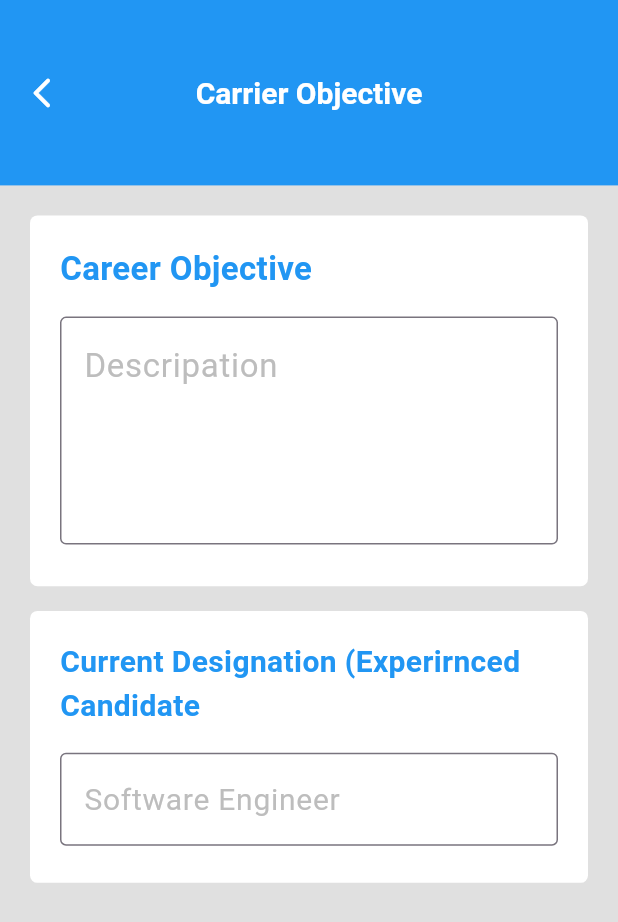
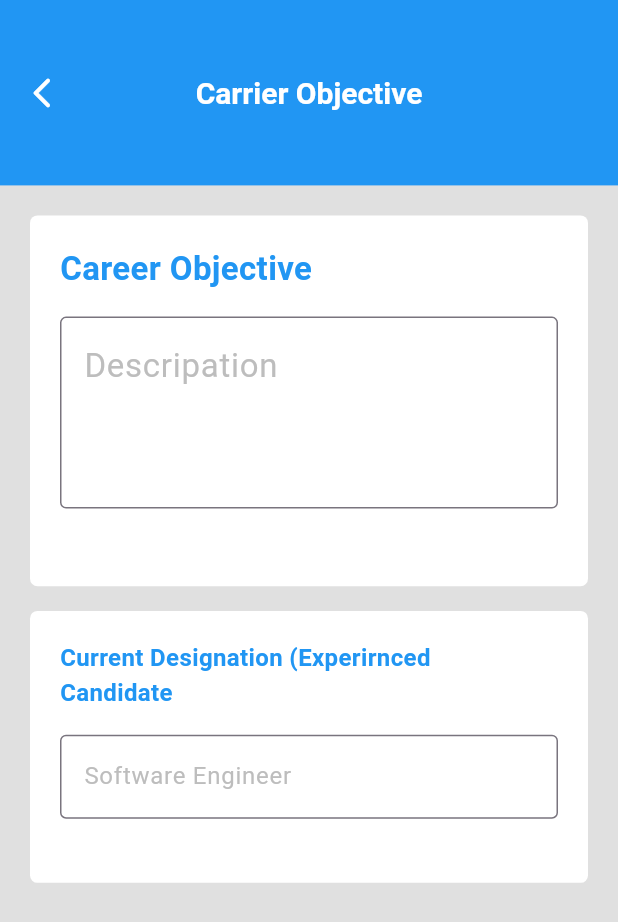
Before and after one commit to Vedpatel28/flutter_resume_builder_app, a Flutter app: the carrier_objective_page screen opened by its route, on a phone screen of 412 x 824 dp. Shown: the top 922 px of the screen. Run offline on Flutter 3.47's test engine with Material 2 defaults, Android fonts, the phone set to English and light mode, and no system bars.

Commit message:
vp | 16-04-23 | 14:19 | # resume builder app crate DAY-5

```diff
--- a/lib/views/screen/achievements_page.dart
+++ b/lib/views/screen/achievements_page.dart
@@ -43,6 +43,7 @@ class _achievements_pageState extends State<achievements_page> {
           ),
           child: Padding(
             padding: const EdgeInsets.all(20),
+            child: SingleChildScrollView(
               child: Column(
                 crossAxisAlignment: CrossAxisAlignment.center,
                 // mainAxisAlignment: MainAxisAlignment.center,
@@ -80,7 +81,7 @@ class _achievements_pageState extends State<achievements_page> {
                   ),
                   SizedBox(height: s.height*0.04,),
                   Container(
-                  height: s.height * 0.07,
+                    height: s.height * 0.06,
                     width: s.width,
                     decoration: BoxDecoration(
                       color: Colors.white,
@@ -100,6 +101,7 @@ class _achievements_pageState extends State<achievements_page> {
             ),
           ),
         ),
+      ),
       backgroundColor: Colors.grey.shade300,
     );
   }
--- a/lib/views/screen/carrier_objective_page.dart
+++ b/lib/views/screen/carrier_objective_page.dart
@@ -52,7 +52,7 @@ class _carrier_objective_pageState extends State<carrier_objective_page> {
                       height: s.height * 0.02,
                     ),
                     TextField(
-                      maxLines: 5,
+                      maxLines: 4,
                       decoration: InputDecoration(
                         hintText: "Descripation",
                         hintStyle: TextStyle(
@@ -93,7 +93,7 @@ class _carrier_objective_pageState extends State<carrier_objective_page> {
                       "Current Designation (Experirnced\nCandidate ",
                       style: TextStyle(
                         color: Colors.blue,
-                        fontSize: 20,
+                        fontSize: 16,
                         fontWeight: FontWeight.bold,
                       ),
                     ),
@@ -101,11 +101,10 @@ class _carrier_objective_pageState extends State<carrier_objective_page> {
                       height: s.height * 0.02,
                     ),
                     TextField(
-                      maxLines: 1,
                       decoration: InputDecoration(
                         hintText: "Software Engineer",
                         hintStyle: TextStyle(
-                            color: Colors.grey.shade400, fontSize: 20),
+                            color: Colors.grey.shade400, fontSize: 16),
                         border: OutlineInputBorder(
                           borderSide: BorderSide(color: Colors.grey.shade300),
                         ),
--- a/lib/views/screen/educyion_page.dart
+++ b/lib/views/screen/educyion_page.dart
@@ -37,7 +37,7 @@ class _educyion_pageState extends State<educyion_page> {
         padding: EdgeInsets.all(20),
         child: Container(
           padding: EdgeInsets.all(20),
-          height: s.height * 0.6,
+          height: s.height * 0.66,
           width: s.width,
           decoration: BoxDecoration(
             color: Colors.white,
@@ -45,6 +45,7 @@ class _educyion_pageState extends State<educyion_page> {
           ),
           child: Padding(
             padding: const EdgeInsets.all(5),
+            child: SingleChildScrollView(
               child: Column(
                 mainAxisAlignment: MainAxisAlignment.start,
                 crossAxisAlignment: CrossAxisAlignment.start,
@@ -112,6 +113,7 @@ class _educyion_pageState extends State<educyion_page> {
             ),
           ),
         ),
+      ),
       backgroundColor: Colors.grey.shade300,
     );
   }
--- a/lib/views/screen/projects_page.dart
+++ b/lib/views/screen/projects_page.dart
@@ -47,6 +47,7 @@ class _projects_pageState extends State<projects_page> {
           ),
           child: Padding(
             padding: const EdgeInsets.all(20),
+            child: SingleChildScrollView(
               child: Column(
                 crossAxisAlignment: CrossAxisAlignment.start,
                 children: [
@@ -191,6 +192,7 @@ class _projects_pageState extends State<projects_page> {
             ),
           ),
         ),
+      ),
       backgroundColor: Colors.grey.shade300,
     );
   }
--- a/lib/views/screen/references_page.dart
+++ b/lib/views/screen/references_page.dart
@@ -35,7 +35,7 @@ class _references_pageState extends State<references_page> {
       body: Padding(
         padding: EdgeInsets.all(20),
         child: Container(
-          height: s.height * 0.5,
+          height: s.height * 0.55,
           width: s.width,
           decoration: BoxDecoration(
             color: Colors.white,
@@ -43,6 +43,7 @@ class _references_pageState extends State<references_page> {
           ),
           child: Padding(
             padding: EdgeInsets.all(20),
+            child: SingleChildScrollView(
               child: Column(
                 mainAxisAlignment: MainAxisAlignment.start,
                 crossAxisAlignment: CrossAxisAlignment.start,
@@ -96,6 +97,7 @@ class _references_pageState extends State<references_page> {
             ),
           ),
         ),
+      ),
       backgroundColor: Colors.grey.shade300,
     );
   }
--- a/lib/views/screen/technical_skills_page.dart
+++ b/lib/views/screen/technical_skills_page.dart
@@ -46,6 +46,7 @@ class _technical_skills_pageState extends State<technical_skills_page> {
           ),
           child: Padding(
             padding: const EdgeInsets.all(20),
+            child: SingleChildScrollView(
               child: Column(
                 crossAxisAlignment: CrossAxisAlignment.center,
                 // mainAxisAlignment: MainAxisAlignment.center,
@@ -83,7 +84,7 @@ class _technical_skills_pageState extends State<technical_skills_page> {
                   ),
                   SizedBox(height: s.height*0.04,),
                   Container(
-                  height: s.height * 0.07,
+                    height: s.height * 0.056,
                     width: s.width,
                     decoration: BoxDecoration(
                       color: Colors.white,
@@ -103,6 +104,7 @@ class _technical_skills_pageState extends State<technical_skills_page> {
             ),
           ),
         ),
+      ),
       backgroundColor: Colors.grey.shade300,
     );
   }
```
Lines whose indentation alone changed are shown as unchanged.
